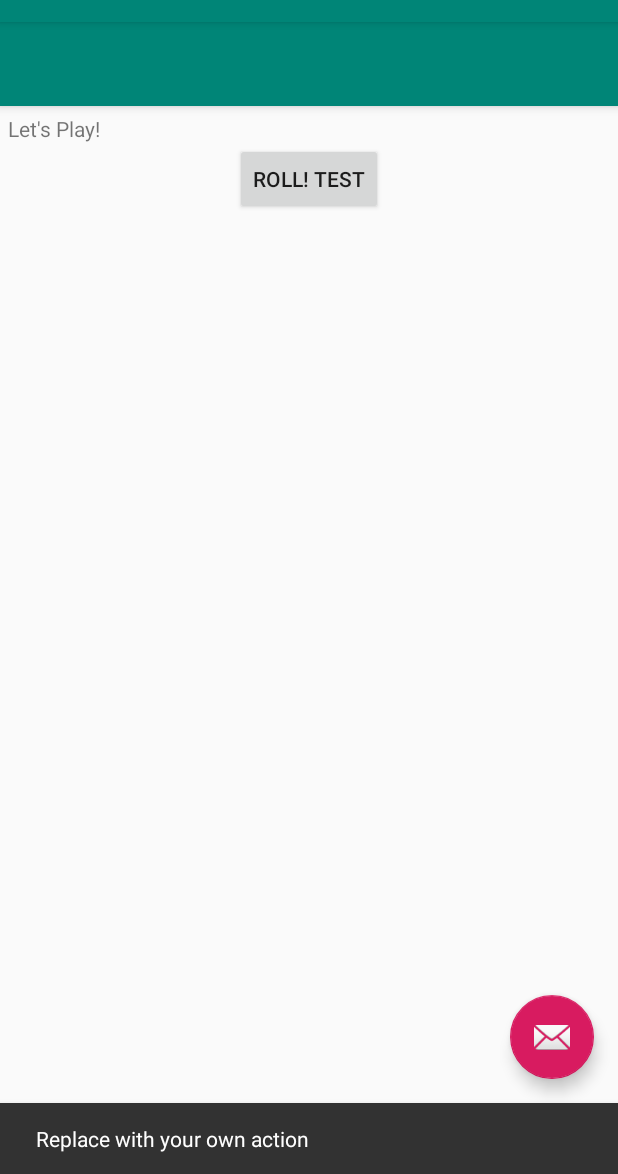
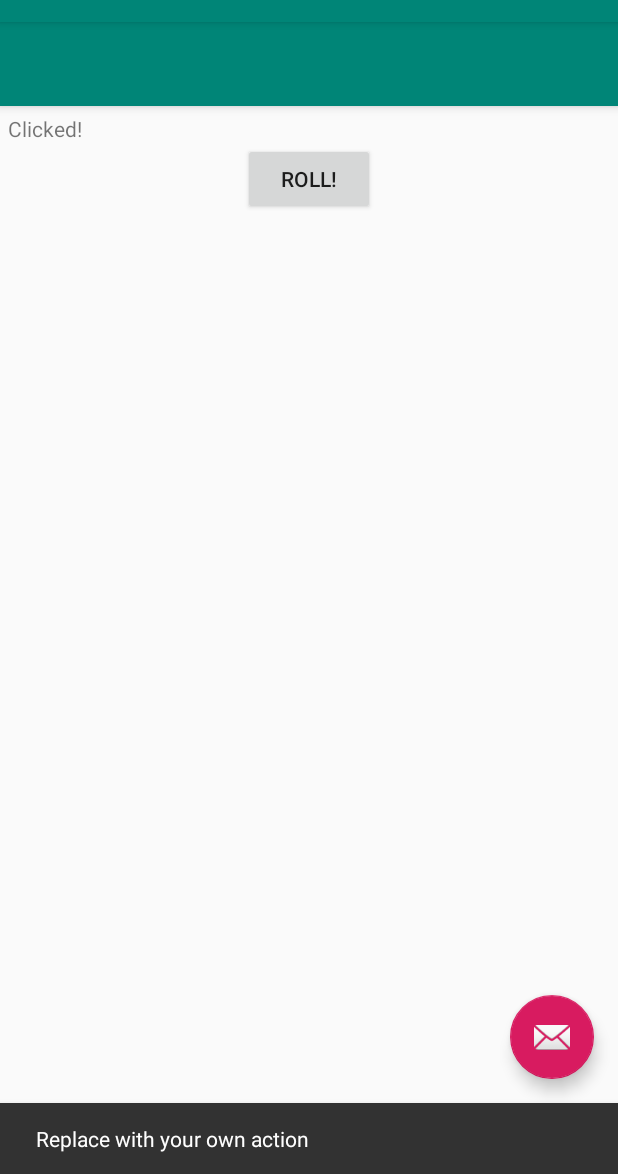
Before and after one commit to matt-chaney/DiceOut, an Android app: the MainActivity screen opened directly, with no data from a screen before it, after a tap on an icon or button, on a phone screen of 412 x 824 dp, the part 62-1236 px from its top. Run offline under Robolectric (Android 15) with nearby library versions, the phone set to English and light mode, and no system bars; 1 statement that could not run was skipped; 1 other tap on this screen came first.

Commit message:
4.4 • Added IDs to widgets • Linked widgets to java classes 	Placeholder method changes text to 'clicked' onClick

```diff
--- a/app/src/main/java/com/example/diceout/MainActivity.java
+++ b/app/src/main/java/com/example/diceout/MainActivity.java
@@ -8,9 +8,17 @@ import android.support.v7.widget.Toolbar;
 import android.view.View;
 import android.view.Menu;
 import android.view.MenuItem;
+import android.widget.Button;
+import android.widget.TextView;
 import android.widget.Toast;
 
 public class MainActivity extends AppCompatActivity {
+
+    // Field to hold the text result of rolls
+    TextView rollResult;
+
+    // Field to hold the roll button
+    Button rollButton;
 
     // Field to hold game score
     int score;
@@ -34,8 +42,15 @@ public class MainActivity extends AppCompatActivity {
         // Set initial score
         score = 0;
 
+        rollResult = (TextView) findViewById(R.id.rollResult);
+        rollButton = (Button) findViewById(R.id.rollButton);
+
         // Create Greeting
         Toast.makeText(getApplicationContext(),"Welcome to DiceOut!", Toast.LENGTH_SHORT).show();
+    }
+
+    public void rollDice(View v){
+        rollResult.setText("Clicked!");
     }
 
     @Override
--- a/app/src/main/res/layout/content_main.xml
+++ b/app/src/main/res/layout/content_main.xml
@@ -9,7 +9,7 @@
     tools:showIn="@layout/activity_main">
 
     <TextView
-        android:id="@+id/topText"
+        android:id="@+id/rollResult"
         android:layout_width="wrap_content"
         android:layout_height="wrap_content"
         android:layout_marginLeft="5dp"
@@ -17,12 +17,15 @@
         android:text="Let's Play!" />
 
     <Button
-        android:id="@+id/button"
+        android:id="@+id/rollButton"
         android:layout_width="wrap_content"
         android:layout_height="wrap_content"
-        android:layout_below="@id/topText"
+        android:layout_below="@id/rollResult"
         android:layout_centerHorizontal="true"
-        android:text="Roll! test" />
+        android:text="Roll!"
+        android:onClick="rollDice"
+        />
+
 
 
 </RelativeLayout>
```
